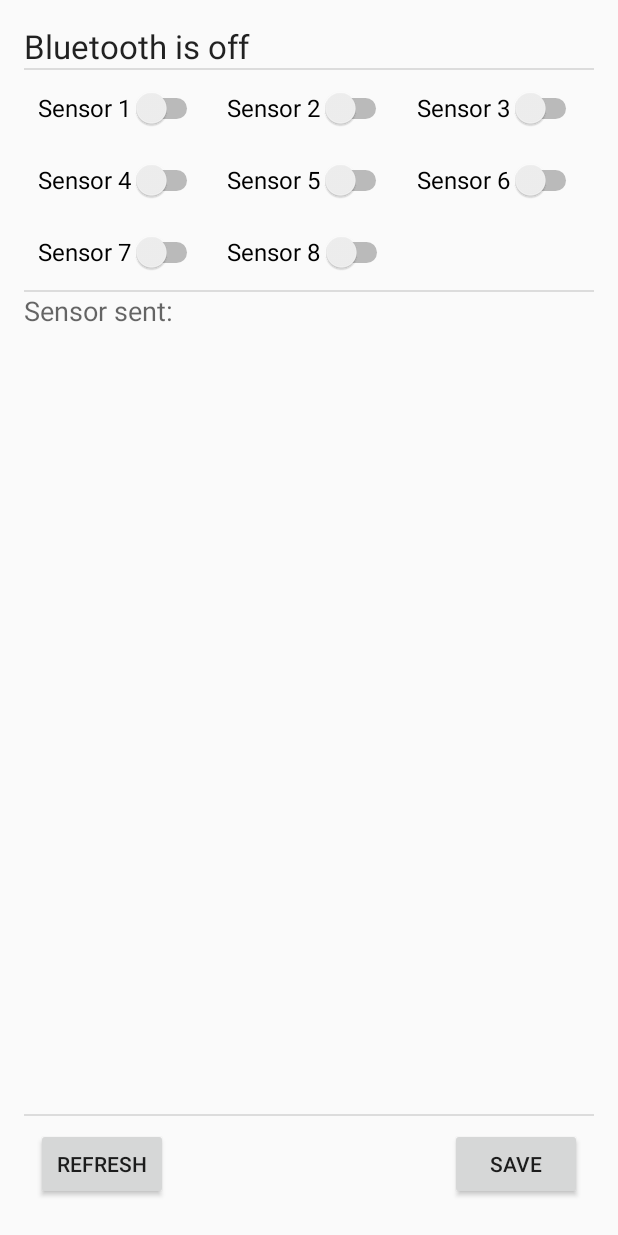
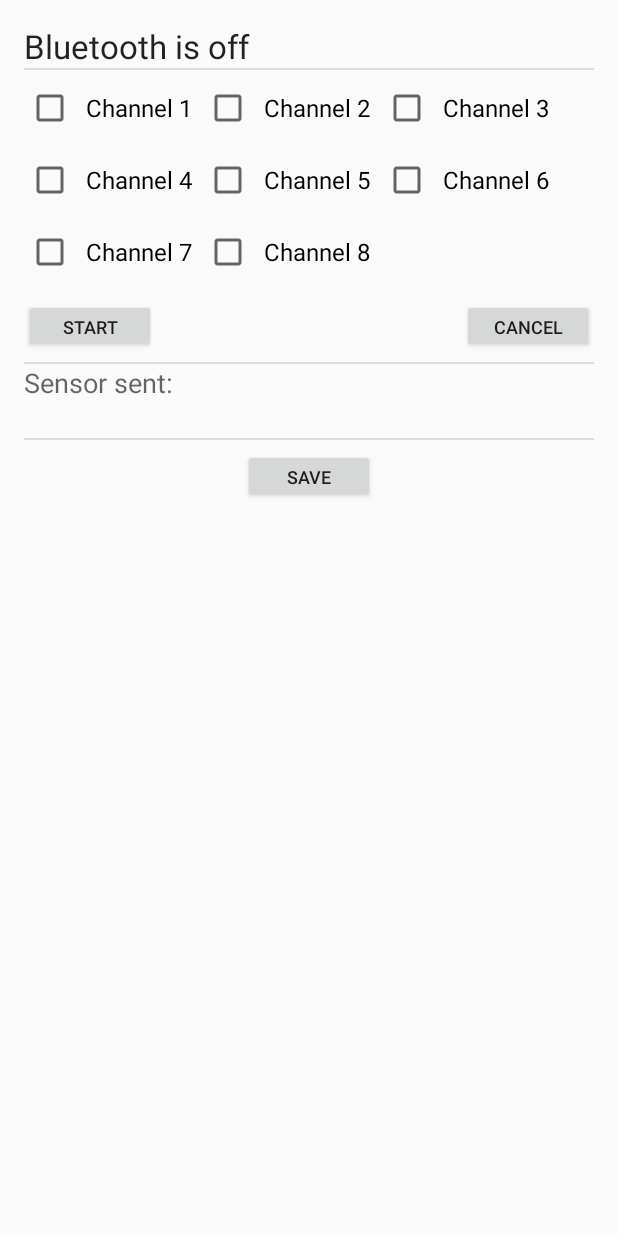
Before and after one commit to AnthonyVDeCaria/ECE496-FPGA_BlueTooth_App, an Android app: the screen it shows after launch (MainActivity), on a phone screen of 412 x 824 dp. Run offline under Robolectric (Android 15) with nearby library versions, the phone set to English and light mode, and no system bars.

Commit message:
Android App for Milestone 3
The app sends 'Start' and 'Cancel' control command when the
corresponding buttons are pressed.

```diff
--- a/Android App/Bluetooth/app/src/main/java/com/example/hannahkwon/bluetooth1/MainActivity.java
+++ b/Android App/Bluetooth/app/src/main/java/com/example/hannahkwon/bluetooth1/MainActivity.java
@@ -16,16 +16,19 @@ import android.support.v4.content.ContextCompat;
 import android.util.Log;
 import android.view.View;
 import android.widget.Button;
-import android.widget.CompoundButton;
+import android.widget.CheckBox;
 import android.widget.EditText;
-import android.widget.Switch;
+import android.widget.GridLayout;
 import android.widget.TextView;
 import android.widget.Toast;
+import android.widget.Toolbar;
 
 public class MainActivity extends FragmentActivity
         implements RepromptBtDialogFragment.RepromptBtDialogListener, NotSupportBtDialogFragment.NotSupportBtDialogListener, GetFileNameDialogFragment.GetFileNameDialogListener{
 
     private static final String TAG = "MainActivity";
+
+    private Toolbar toolbar;
 
     // Bluetooth related
     private TextView txt_BtStatus;
@@ -33,14 +36,18 @@ public class MainActivity extends FragmentActivity
 
     private Button bt_Save;
 
-    private Switch switch_DS1Ctrl;
-    private Switch switch_DS2Ctrl;
-    private Switch switch_DS3Ctrl;
-    private Switch switch_DS4Ctrl;
-    private Switch switch_DS5Ctrl;
-    private Switch switch_DS6Ctrl;
-    private Switch switch_DS7Ctrl;
-    private Switch switch_DS8Ctrl;;
+    private GridLayout gridLayout_Channels;
+    private CheckBox checkBox_DS1;
+    private CheckBox checkBox_DS2;
+    private CheckBox checkBox_DS3;
+    private CheckBox checkBox_DS4;
+    private CheckBox checkBox_DS5;
+    private CheckBox checkBox_DS6;
+    private CheckBox checkBox_DS7;
+    private CheckBox checkBox_DS8;
+
+    private Button bt_Start;
+    private Button bt_Cancel;
 
     private BluetoothService btService = null;
     private FileManager fileManager = null;
@@ -118,18 +125,27 @@ public class MainActivity extends FragmentActivity
 
         setContentView(R.layout.activity_main);
 
+//        toolbar = (Toolbar) findViewById(R.id.toolbar);
+        setActionBar(toolbar);
+
         txt_BtStatus = (TextView) findViewById(R.id.txt_BtStatus);
         txt_DataReceived = (TextView) findViewById(R.id.txt_DataReceived);
 
-        switch_DS1Ctrl = (Switch) findViewById(R.id.switch_DS1Ctrl);
-        switch_DS2Ctrl = (Switch) findViewById(R.id.switch_DS2Ctrl);
-        switch_DS3Ctrl = (Switch) findViewById(R.id.switch_DS3Ctrl);
-        switch_DS4Ctrl = (Switch) findViewById(R.id.switch_DS4Ctrl);
-        switch_DS5Ctrl = (Switch) findViewById(R.id.switch_DS5Ctrl);
-        switch_DS6Ctrl = (Switch) findViewById(R.id.switch_DS6Ctrl);
-        switch_DS7Ctrl = (Switch) findViewById(R.id.switch_DS7Ctrl);
-        switch_DS8Ctrl = (Switch) findViewById(R.id.switch_DS8Ctrl);
         bt_Save = (Button) findViewById(R.id.btn_Save);
+
+        gridLayout_Channels = (GridLayout) findViewById(R.id.gridLayout_Channels);
+        checkBox_DS1 = (CheckBox) findViewById(R.id.checkBox_DS1);
+        checkBox_DS2 = (CheckBox) findViewById(R.id.checkBox_DS2);
+        checkBox_DS3 = (CheckBox) findViewById(R.id.checkBox_DS3);
+        checkBox_DS4 = (CheckBox) findViewById(R.id.checkBox_DS4);
+        checkBox_DS5 = (CheckBox) findViewById(R.id.checkBox_DS5);
+        checkBox_DS6 = (CheckBox) findViewById(R.id.checkBox_DS6);
+        checkBox_DS7 = (CheckBox) findViewById(R.id.checkBox_DS7);
+        checkBox_DS8 = (CheckBox) findViewById(R.id.checkBox_DS8);
+        bt_Start = (Button) findViewById(R.id.btn_Start);
+        bt_Cancel = (Button) findViewById(R.id.btn_Cancel);
+
+        // TODO scale the gridlayout
 
         if(btService == null){
             btService = new BluetoothService(this, mHandler);
@@ -150,10 +166,6 @@ public class MainActivity extends FragmentActivity
             fileManager = new FileManager(this);
         }
 
-        // Sets
-        setSwitchesListener(switch_DS1Ctrl, switch_DS2Ctrl, switch_DS3Ctrl, switch_DS4Ctrl, switch_DS5Ctrl,
-                switch_DS6Ctrl, switch_DS7Ctrl, switch_DS8Ctrl);
-
         bt_Save.setOnClickListener(new View.OnClickListener(){
             public void onClick(View v){
                 if(fileManager.isExternalStorageAvailable()) { // External storage is available
@@ -162,6 +174,26 @@ public class MainActivity extends FragmentActivity
                 else { // External storage is not available
                     showStorageNotWorkingDialog();
                 }
+            }
+        });
+
+        bt_Start.setOnClickListener(new View.OnClickListener(){
+            public void onClick(View v){
+                // TODO Compare with the Are_Active channels wit the user's selected channels and notify
+
+                // Sends Start command using the user's selection upon the channels
+//                String commandArg;
+//                commandArg = new String(setCommandArg());
+                // encoding command arg into UTF-8
+//                commandArg = new String(setCommandArg(), 0, 1);
+//                Log.d(TAG, "Command arg is encoded into " + commandArg);
+                commandPacketCreator((byte) Constants.START, setCommandArg());
+            }
+        });
+        bt_Cancel.setOnClickListener(new View.OnClickListener(){
+            public void onClick(View v){
+                // TODO wipe out the screen
+                commandPacketCreator((byte) Constants.CANCEL);
             }
         });
     }
@@ -275,133 +307,68 @@ public class MainActivity extends FragmentActivity
         }
     }
 
-    private void setSwitchesListener(Switch sw1, Switch sw2, Switch sw3, Switch sw4, Switch sw5, Switch sw6, Switch sw7, Switch sw8) {
-        sw1.setOnCheckedChangeListener(new CompoundButton.OnCheckedChangeListener() {
-            public void onCheckedChanged(CompoundButton buttonView, boolean isChecked) {
-                if (isChecked) {
-                    // Turned on Datastream1
-                    Log.d(TAG, "Datastream1 is turned on");
-                    commandPacketCreator(Constants.ON_DS, Constants.DS_1);
-                } else {
-                    // Turned off Datastream1
-                    Log.d(TAG, "Datastream1 is turned off");
-                    commandPacketCreator(Constants.OFF_DS, Constants.DS_1);
+    /**
+     * Creates command argument byte using bitwise OR
+     */
+    private byte setCommandArg(){
+        int commandArg = 0b000000000;
+        byte ret;
+//        byte temp;
+//        String ret;
+        if(checkBox_DS1.isChecked()) {
+            Log.d(TAG, "Check Box Channel 1 is checked");
+            commandArg = commandArg | Constants.DS1;
         }
+        if(checkBox_DS2.isChecked()) {
+            Log.d(TAG, "Check Box Channel 2 is checked");
+            commandArg = commandArg | Constants.DS2;
         }
-        });
-        sw2.setOnCheckedChangeListener(new CompoundButton.OnCheckedChangeListener() {
-            public void onCheckedChanged(CompoundButton buttonView, boolean isChecked) {
-                if (isChecked) {
-                    // Turned on Datastream2
-                    Log.d(TAG, "Datastream2 is turned on");
-                    commandPacketCreator(Constants.ON_DS, Constants.DS_2);
-                } else {
-                    // Turned off Datastream2
-                    Log.d(TAG, "Datastream2 is turned off");
-                    commandPacketCreator(Constants.OFF_DS, Constants.DS_2);
+        if(checkBox_DS3.isChecked()) {
+            Log.d(TAG, "Check Box Channel 3 is checked");
+            commandArg = commandArg | Constants.DS3;
         }
+        if(checkBox_DS4.isChecked()) {
+            Log.d(TAG, "Check Box Channel 4 is checked");
+            commandArg = commandArg | Constants.DS4;
         }
-        });
-        sw3.setOnCheckedChangeListener(new CompoundButton.OnCheckedChangeListener() {
-            public void onCheckedChanged(CompoundButton buttonView, boolean isChecked) {
-                if (isChecked) {
-                    // Turned on Datastream3
-                    Log.d(TAG, "Datastream3 is turned on");
-                    commandPacketCreator(Constants.ON_DS, Constants.DS_3);
-                } else {
-                    // Turned off Datastream3
-                    Log.d(TAG, "Datastream3 is turned off");
-                    commandPacketCreator(Constants.OFF_DS, Constants.DS_3);
+        if(checkBox_DS5.isChecked()) {
+            Log.d(TAG, "Check Box Channel 5 is checked");
+            commandArg = commandArg | Constants.DS5;
         }
+        if(checkBox_DS6.isChecked()) {
+            Log.d(TAG, "Check Box Channel 6 is checked");
+            commandArg = commandArg | Constants.DS6;
         }
-        });
-        sw4.setOnCheckedChangeListener(new CompoundButton.OnCheckedChangeListener() {
-            public void onCheckedChanged(CompoundButton buttonView, boolean isChecked) {
-                if (isChecked) {
-                    // Turned on Datastream4
-                    Log.d(TAG, "Datastream4 is turned on");
-                    commandPacketCreator(Constants.ON_DS, Constants.DS_4);
-                } else {
-                    // Turned off Datastream4
-                    Log.d(TAG, "Datastream4 is turned off");
-                    commandPacketCreator(Constants.OFF_DS, Constants.DS_4);
+        if(checkBox_DS7.isChecked()) {
+            Log.d(TAG, "Check Box Channel 7 is checked");
+            commandArg = commandArg | Constants.DS7;
         }
+        if(checkBox_DS8.isChecked()) {
+            Log.d(TAG, "Check Box Channel 8 is checked");
+            commandArg = commandArg | Constants.DS8;
         }
-        });
-        sw5.setOnCheckedChangeListener(new CompoundButton.OnCheckedChangeListener() {
-            public void onCheckedChanged(CompoundButton buttonView, boolean isChecked) {
-                if (isChecked) {
-                    // Turned on Datastream5
-                    Log.d(TAG, "Datastream5 is turned on");
-                    commandPacketCreator(Constants.ON_DS, Constants.DS_5);
-                } else {
-                    // Turned off Datastream5
-                    Log.d(TAG, "Datastream5 is turned off");
-                    commandPacketCreator(Constants.OFF_DS, Constants.DS_5);
-                }
-            }
-        });
-        sw6.setOnCheckedChangeListener(new CompoundButton.OnCheckedChangeListener() {
-            public void onCheckedChanged(CompoundButton buttonView, boolean isChecked) {
-                if (isChecked) {
-                    // Turned on Datastream6
-                    Log.d(TAG, "Datastream6 is turned on");
-                    commandPacketCreator(Constants.ON_DS, Constants.DS_6);
-                } else {
-                    // Turned off Datastream6
-                    Log.d(TAG, "Datastream6 is turned off");
-                    commandPacketCreator(Constants.OFF_DS, Constants.DS_6);
-                }
-            }
-        });
-        sw7.setOnCheckedChangeListener(new CompoundButton.OnCheckedChangeListener() {
-            public void onCheckedChanged(CompoundButton buttonView, boolean isChecked) {
-                if (isChecked) {
-                    // Turned on Datastream7
-                    Log.d(TAG, "Datastream7 is turned on");
-                    commandPacketCreator(Constants.ON_DS, Constants.DS_7);
-                } else {
-                    // Turned off Datastream7
-                    Log.d(TAG, "Datastream7 is turned off");
-                    commandPacketCreator(Constants.OFF_DS, Constants.DS_7);
-                }
-            }
-        });
-        sw8.setOnCheckedChangeListener(new CompoundButton.OnCheckedChangeListener() {
-            public void onCheckedChanged(CompoundButton buttonView, boolean isChecked) {
-                if (isChecked) {
-                    // Turned on Datastream8
-                    Log.d(TAG, "Datastream8 is turned on");
-                    commandPacketCreator(Constants.ON_DS, Constants.DS_8);
-                } else {
-                    // Turned off Datastream8
-                    Log.d(TAG, "Datastream8 is turned off");
-                    commandPacketCreator(Constants.OFF_DS, Constants.DS_8);
-                }
-            }
-        });
+        ret = (byte) commandArg;
+        Log.d(TAG, "Command Arg is " + Integer.toBinaryString(ret));
+        return ret;
     }
 
     /**
      * Creates command packet using the fields given and sends it to FPGA
      */
-    private void commandPacketCreator(String ... fields) {
-        String commandPacket = Constants.COMMAND_HEADER;
-//         commandHeader = String.valueOf(Constants.COMMAND_HEADER);
-//        if(fields.length == 1){ // No operands
-//            commandPacket = new byte[2];
-//            commandPacket[0] = commandHeader;
-//            commandPacket[1] = (new Integer(fields[0])).byteValue();
+    private void commandPacketCreator(byte ... fields) {
+        byte[] commandPacket;
+        if(fields.length == 1){ // No operands
+            commandPacket = new byte[1];
+            commandPacket[0] = fields[0];
+        }
+        else {// With operands
+            commandPacket = new byte[2];
+            commandPacket[0] = fields[0];
+            commandPacket[1] = fields[1];
+        }
+//        for (String field : fields){
+//            commandPacket = commandPacket + field;
 //        }
-//        else {// With opreands
-//            commandPacket = new byte[3];
-//            commandPacket[0] = commandHeader;
-//            commandPacket[1] = (new Integer(fields[0])).byteValue();
-//            commandPacket[2] = (new Integer(fields[1])).byteValue();
-//        }
-        for (String field : fields){
-            commandPacket = commandPacket + field;
-        }
 
         // sending the created command packet to FPGA
         Log.d(TAG, "Command packet created is " + commandPacket);
--- a/Android App/Bluetooth/app/src/main/res/layout/activity_main.xml
+++ b/Android App/Bluetooth/app/src/main/res/layout/activity_main.xml
@@ -1,21 +1,24 @@
 <?xml version="1.0" encoding="utf-8"?>
 <RelativeLayout xmlns:android="http://schemas.android.com/apk/res/android"
     xmlns:tools="http://schemas.android.com/tools"
+    xmlns:app="http://schemas.android.com/apk/res-auto"
     android:layout_width="match_parent"
     android:layout_height="match_parent"
-    android:paddingBottom="@dimen/activity_vertical_margin"
-    android:paddingLeft="@dimen/activity_horizontal_margin"
-    android:paddingRight="@dimen/activity_horizontal_margin"
-    android:paddingTop="@dimen/activity_vertical_margin"
     tools:context="com.example.hannahkwon.bluetooth1.MainActivity">
 
     <LinearLayout
         android:orientation="vertical"
         android:layout_width="match_parent"
-        android:layout_height="match_parent"
-        android:divider="@android:drawable/divider_horizontal_textfield"
-        android:layout_alignParentTop="true"
-        android:layout_alignParentStart="true">
+        android:layout_height="wrap_content"
+        android:paddingLeft="@dimen/activity_horizontal_margin"
+        android:paddingRight="@dimen/activity_horizontal_margin"
+        android:paddingTop="@dimen/activity_vertical_margin"
+        android:paddingBottom="@dimen/activity_vertical_margin">
+
+        <LinearLayout
+            android:orientation="vertical"
+            android:layout_width="match_parent"
+            android:layout_height="match_parent">
 
             <TextView
                 android:layout_width="match_parent"
@@ -33,73 +36,114 @@
                 android:layout_width="match_parent"
                 android:layout_height="wrap_content"
                 android:padding="1dp"
+                android:id="@+id/gridLayout_Channels"
                 android:columnCount="3">
 
-            <Switch
-                android:text="Sensor 1"
+                <CheckBox
+                    android:text="Channel 1"
                     android:layout_width="wrap_content"
                     android:layout_height="48dp"
-                android:id="@+id/switch_DS1Ctrl"
+                    android:id="@+id/checkBox_DS1"
                     android:textSize="16sp"
-                android:padding="8dp" />
+                    android:paddingRight="8dp"
+                    android:paddingLeft="8dp" />
 
-            <Switch
-                android:text="Sensor 2"
+                <CheckBox
+                    android:text="Channel 2"
                     android:layout_width="wrap_content"
                     android:layout_height="48dp"
-                android:id="@+id/switch_DS2Ctrl"
+                    android:id="@+id/checkBox_DS2"
                     android:textSize="16sp"
-                android:padding="8dp" />
+                    android:paddingRight="8dp"
+                    android:paddingLeft="8dp" />
 
-            <Switch
-                android:text="Sensor 3"
+                <CheckBox
+                    android:text="Channel 3"
                     android:layout_width="wrap_content"
                     android:layout_height="48dp"
-                android:id="@+id/switch_DS3Ctrl"
+                    android:id="@+id/checkBox_DS3"
                     android:textSize="16sp"
-                android:padding="8dp" />
+                    android:paddingRight="8dp"
+                    android:paddingLeft="8dp" />
 
-            <Switch
-                android:text="Sensor 4"
+                <CheckBox
+                    android:text="Channel 4"
                     android:layout_width="wrap_content"
                     android:layout_height="48dp"
-                android:id="@+id/switch_DS4Ctrl"
+                    android:id="@+id/checkBox_DS4"
                     android:textSize="16sp"
-                android:padding="8dp" />
+                    android:paddingRight="8dp"
+                    android:paddingLeft="8dp" />
 
-            <Switch
-                android:text="Sensor 5"
+                <CheckBox
+                    android:text="Channel 5"
                     android:layout_width="wrap_content"
                     android:layout_height="48dp"
-                android:id="@+id/switch_DS5Ctrl"
+                    android:id="@+id/checkBox_DS5"
                     android:textSize="16sp"
-                android:padding="8dp" />
+                    android:paddingRight="8dp"
+                    android:paddingLeft="8dp" />
 
-            <Switch
-                android:text="Sensor 6"
+                <CheckBox
+                    android:text="Channel 6"
                     android:layout_width="wrap_content"
                     android:layout_height="48dp"
-                android:id="@+id/switch_DS6Ctrl"
+                    android:id="@+id/checkBox_DS6"
                     android:textSize="16sp"
-                android:padding="8dp" />
+                    android:paddingRight="8dp"
+                    android:paddingLeft="8dp" />
 
-            <Switch
-                android:text="Sensor 7"
+                <CheckBox
+                    android:text="Channel 7"
                     android:layout_width="wrap_content"
                     android:layout_height="48dp"
-                android:id="@+id/switch_DS7Ctrl"
+                    android:id="@+id/checkBox_DS7"
                     android:textSize="16sp"
-                android:padding="8dp" />
+                    android:paddingRight="8dp"
+                    android:paddingLeft="8dp" />
 
-            <Switch
-                android:text="Sensor 8"
+                <CheckBox
+                    android:text="Channel 8"
                     android:layout_width="wrap_content"
                     android:layout_height="48dp"
-                android:id="@+id/switch_DS8Ctrl"
+                    android:id="@+id/checkBox_DS8"
                     android:textSize="16sp"
-                android:padding="8dp" />
+                    android:paddingRight="8dp"
+                    android:paddingLeft="8dp" />
 
             </GridLayout>
+
+            <RelativeLayout
+                android:layout_width="match_parent"
+                android:layout_height="wrap_content">
+
+                <Button
+                    android:text="Start"
+                    android:layout_width="wrap_content"
+                    android:layout_height="36dp"
+                    android:id="@+id/btn_Start"
+                    android:layout_gravity="center_horizontal"
+                    android:paddingRight="16dp"
+                    android:paddingLeft="16dp"
+                    android:layout_marginBottom="6dp"
+                    android:layout_marginTop="6dp"
+                    android:textSize="12sp"
+                    android:layout_alignParentLeft="true"/>
+
+                <Button
+                    android:text="Cancel"
+                    android:layout_width="wrap_content"
+                    android:layout_height="36dp"
+                    android:id="@+id/btn_Cancel"
+                    android:layout_gravity="center_horizontal"
+                    android:paddingRight="16dp"
+                    android:paddingLeft="16dp"
+                    android:layout_marginBottom="6dp"
+                    android:layout_marginTop="6dp"
+                    android:textSize="12sp"
+                    android:layout_alignParentRight="true"/>
+
+            </RelativeLayout>
 
             <View
                 android:layout_width="match_parent"
@@ -129,28 +173,20 @@
                 android:layout_height="1dp"
                 android:background="@color/dividerColor"/>
 
-        <RelativeLayout
-            android:layout_width="match_parent"
-            android:layout_height="wrap_content"
-            android:paddingBottom="8dp"
-            android:paddingLeft="8dp"
-            android:paddingRight="8dp"
-            android:paddingTop="8dp">
-
-            <Button
-                android:text="Refresh"
-                android:layout_width="wrap_content"
-                android:layout_height="wrap_content"
-                android:id="@+id/btn_Refresh"
-                android:layout_alignParentLeft = "true"/>
-
             <Button
                 android:text="Save"
                 android:layout_width="wrap_content"
-                android:layout_height="wrap_content"
+                android:layout_height="36dp"
                 android:id="@+id/btn_Save"
-                android:layout_alignParentRight = "true"/>
-        </RelativeLayout>
+                android:layout_alignParentRight = "true"
+                android:layout_gravity="center_horizontal"
+                android:paddingRight="16dp"
+                android:paddingLeft="16dp"
+                android:layout_marginBottom="6dp"
+                android:layout_marginTop="6dp"
+                android:textSize="12sp" />
 
         </LinearLayout>
+    </LinearLayout>
+
 </RelativeLayout>
--- a/Android App/Bluetooth/app/src/main/res/values/styles.xml
+++ b/Android App/Bluetooth/app/src/main/res/values/styles.xml
@@ -1,7 +1,7 @@
 <resources>
 
     <!-- Base application theme. -->
-    <style name="AppTheme" parent="Theme.AppCompat.Light.DarkActionBar">
+    <style name="AppTheme" parent="Theme.AppCompat.Light.NoActionBar">
         <!-- Customize your theme here. -->
         <item name="colorPrimary">@color/colorPrimary</item>
         <item name="colorPrimaryDark">@color/colorPrimaryDark</item>
```
Also changed, not shown: Android App/Bluetooth/app/src/main/java/com/example/hannahkwon/bluetooth1/BluetoothService.java (+6 -5 lines), Android App/Bluetooth/app/src/main/java/com/example/hannahkwon/bluetooth1/Constants.java (+17 -19 lines), 2 other files. Lines whose indentation alone changed are shown as unchanged.
